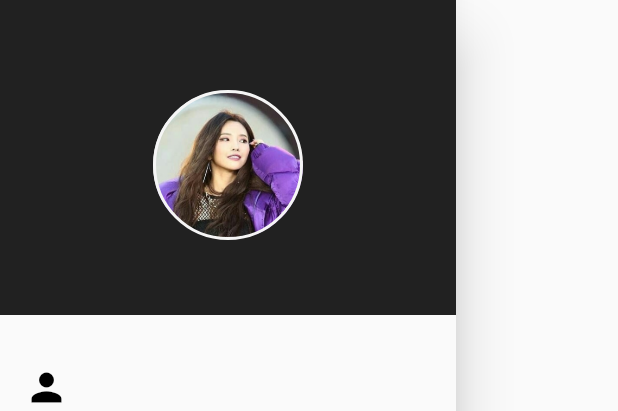
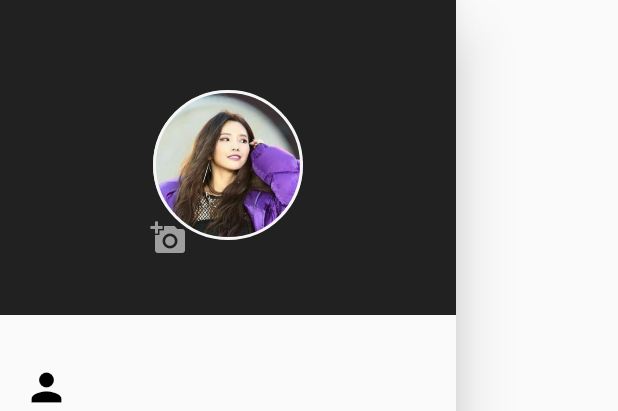
Before and after one commit to merthan6/flutter-mobile-app, a Flutter app: the ProfileDrawer widget shown alone on an empty page, opened directly, on a phone screen of 412 x 824 dp. Shown: the top 411 px of the screen. Run offline on Flutter 3.47's test engine with Material 2 defaults, Android fonts, the phone set to English and light mode, and no system bars; our stand-ins replace google_maps_flutter, shared_preferences; accounts and stored records are empty; network calls fail; Roboto replaces fonts that are missing (Montserrat).

Commit message:
profile_drawer :: added photo icon

```diff
--- a/lib/pages/profile_drawer.dart
+++ b/lib/pages/profile_drawer.dart
@@ -53,8 +53,10 @@ class _ProfileDrawerState extends State<ProfileDrawer>{
                     decoration : BoxDecoration(
                       borderRadius: BorderRadius.circular(62.5),
                       border: Border.all(color: Colors.grey[100],width: 2,),
-                      image : DecorationImage(fit: BoxFit.cover,image : AssetImage('assets/images/Sembolic.jpg'),)
-                    )
+                      image : DecorationImage(fit: BoxFit.cover, image : AssetImage('assets/images/Sembolic.jpg'),),
+                    ),
+                    child: Icon(Icons.add_a_photo,color: Colors.grey,),
+                    alignment: Alignment(-1.1,1.35)
                   ),
                 ],
               ),
```
